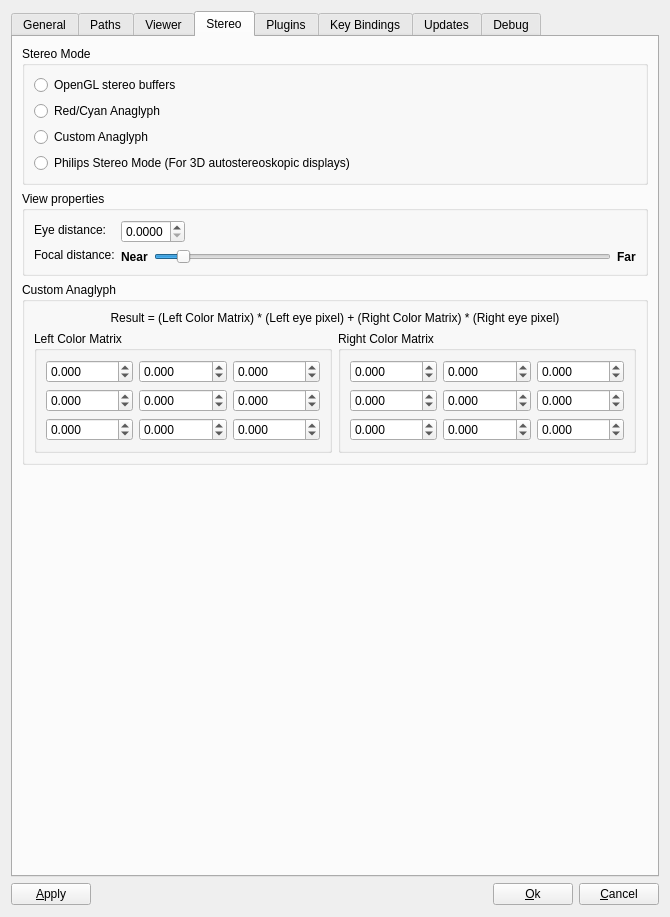
This is OpenFlipper/widgets/optionsWidget/optionsWidget.ui in ShenRen/OpenFlipper as Qt 5 draws it before an edit. The edited form follows.
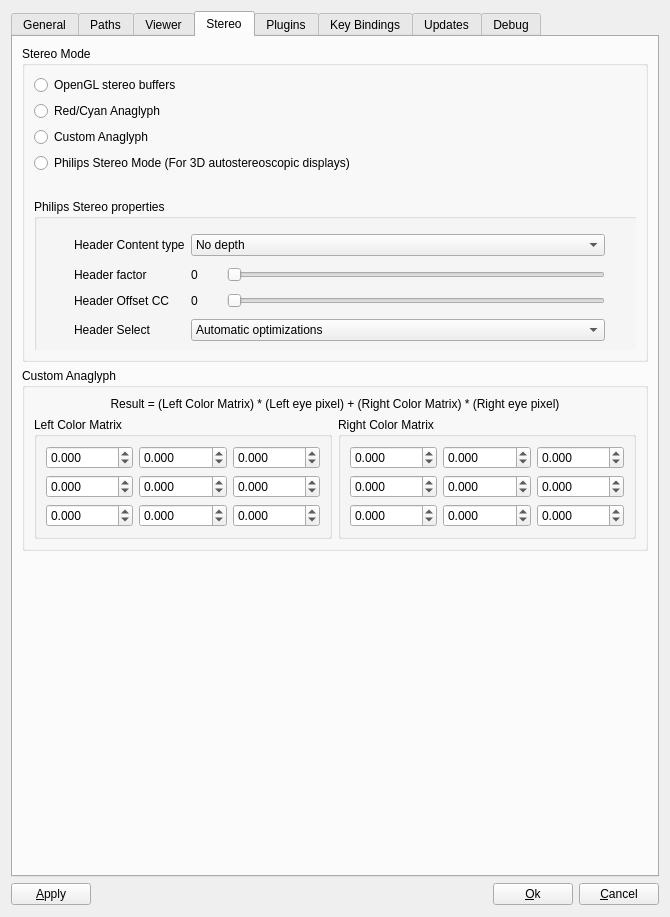
This is the edited form. Custom widgets are drawn as their Qt base class.

Commit message: Added option handling and new gui elements for stereo mode settings.

Diff of the .ui file:
```diff
--- a/OpenFlipper/widgets/optionsWidget/optionsWidget.ui
+++ b/OpenFlipper/widgets/optionsWidget/optionsWidget.ui
@@ -661,15 +661,25 @@
           <item>
            <widget class="QRadioButton" name="stereoPhilips">
             <property name="text">
-             <string>Philips Stereo Mode (For 3D autostereoskopic displays)</string>
+             <string>Philips Stereo Mode (For 3D autostereoscopic displays)</string>
             </property>
-           </widget>
-          </item>
-         </layout>
         </widget>
        </item>
        <item>
+           <widget class="QStackedWidget" name="stackedWidget">
+            <property name="currentIndex">
+             <number>1</number>
+            </property>
+            <widget class="QWidget" name="page">
         <widget class="QGroupBox" name="groupBox_7">
+              <property name="geometry">
+               <rect>
+                <x>0</x>
+                <y>20</y>
+                <width>611</width>
+                <height>101</height>
+               </rect>
+              </property>
          <property name="title">
           <string>View properties</string>
          </property>
@@ -777,6 +787,205 @@
           </item>
          </layout>
         </widget>
+            </widget>
+            <widget class="QWidget" name="page_2">
+             <widget class="QGroupBox" name="groupBox_10">
+              <property name="geometry">
+               <rect>
+                <x>0</x>
+                <y>20</y>
+                <width>611</width>
+                <height>161</height>
+               </rect>
+              </property>
+              <property name="title">
+               <string>Philips Stereo properties</string>
+              </property>
+              <widget class="QWidget" name="gridLayoutWidget">
+               <property name="geometry">
+                <rect>
+                 <x>40</x>
+                 <y>30</y>
+                 <width>531</width>
+                 <height>121</height>
+                </rect>
+               </property>
+               <layout class="QGridLayout" name="gridLayout_3">
+                <item row="0" column="0">
+                 <widget class="QLabel" name="label_20">
+                  <property name="text">
+                   <string>Header Content type</string>
+                  </property>
+                 </widget>
+                </item>
+                <item row="0" column="1">
+                 <widget class="QComboBox" name="headerContentType">
+                  <item>
+                   <property name="text">
+                    <string>No depth</string>
+                   </property>
+                  </item>
+                  <item>
+                   <property name="text">
+                    <string>Signage</string>
+                   </property>
+                  </item>
+                  <item>
+                   <property name="text">
+                    <string>Movie</string>
+                   </property>
+                  </item>
+                  <item>
+                   <property name="text">
+                    <string>Game</string>
+                   </property>
+                  </item>
+                  <item>
+                   <property name="text">
+                    <string>CGI</string>
+                   </property>
+                  </item>
+                  <item>
+                   <property name="text">
+                    <string>Still</string>
+                   </property>
+                  </item>
+                 </widget>
+                </item>
+                <item row="1" column="0">
+                 <widget class="QLabel" name="label_21">
+                  <property name="text">
+                   <string>Header factor</string>
+                  </property>
+                 </widget>
+                </item>
+                <item row="2" column="0">
+                 <widget class="QLabel" name="label_22">
+                  <property name="text">
+                   <string>Header Offset CC</string>
+                  </property>
+                 </widget>
+                </item>
+                <item row="3" column="0">
+                 <widget class="QLabel" name="label_23">
+                  <property name="text">
+                   <string>Header Select</string>
+                  </property>
+                 </widget>
+                </item>
+                <item row="3" column="1">
+                 <widget class="QComboBox" name="headerSelect">
+                  <item>
+                   <property name="text">
+                    <string>Automatic optimizations</string>
+                   </property>
+                  </item>
+                  <item>
+                   <property name="text">
+                    <string>Header provided factor</string>
+                   </property>
+                  </item>
+                  <item>
+                   <property name="text">
+                    <string>Header provided offset</string>
+                   </property>
+                  </item>
+                  <item>
+                   <property name="text">
+                    <string>Header provided factor and offset</string>
+                   </property>
+                  </item>
+                 </widget>
+                </item>
+                <item row="1" column="1">
+                 <layout class="QHBoxLayout" name="horizontalLayout_20">
+                  <item>
+                   <widget class="QLabel" name="factorCounter">
+                    <property name="minimumSize">
+                     <size>
+                      <width>30</width>
+                      <height>0</height>
+                     </size>
+                    </property>
+                    <property name="maximumSize">
+                     <size>
+                      <width>30</width>
+                      <height>16777215</height>
+                     </size>
+                    </property>
+                    <property name="layoutDirection">
+                     <enum>Qt::RightToLeft</enum>
+                    </property>
+                    <property name="text">
+                     <string>0</string>
+                    </property>
+                   </widget>
+                  </item>
+                  <item>
+                   <widget class="QSlider" name="headerFactor">
+                    <property name="maximum">
+                     <number>255</number>
+                    </property>
+                    <property name="orientation">
+                     <enum>Qt::Horizontal</enum>
+                    </property>
+                   </widget>
+                  </item>
+                 </layout>
+                </item>
+                <item row="2" column="1">
+                 <layout class="QHBoxLayout" name="horizontalLayout_21">
+                  <item>
+                   <widget class="QLabel" name="offsetCounter">
+                    <property name="sizePolicy">
+                     <sizepolicy hsizetype="Preferred" vsizetype="Preferred">
+                      <horstretch>0</horstretch>
+                      <verstretch>0</verstretch>
+                     </sizepolicy>
+                    </property>
+                    <property name="minimumSize">
+                     <size>
+                      <width>30</width>
+                      <height>0</height>
+                     </size>
+                    </property>
+                    <property name="maximumSize">
+                     <size>
+                      <width>30</width>
+                      <height>16777215</height>
+                     </size>
+                    </property>
+                    <property name="layoutDirection">
+                     <enum>Qt::RightToLeft</enum>
+                    </property>
+                    <property name="text">
+                     <string>0</string>
+                    </property>
+                   </widget>
+                  </item>
+                  <item>
+                   <widget class="QSlider" name="headerOffsetCC">
+                    <property name="enabled">
+                     <bool>true</bool>
+                    </property>
+                    <property name="maximum">
+                     <number>255</number>
+                    </property>
+                    <property name="orientation">
+                     <enum>Qt::Horizontal</enum>
+                    </property>
+                   </widget>
+                  </item>
+                 </layout>
+                </item>
+               </layout>
+              </widget>
+             </widget>
+            </widget>
+           </widget>
+          </item>
+         </layout>
+        </widget>
        </item>
        <item>
         <widget class="QGroupBox" name="groupBox_6">
@@ -1126,7 +1335,7 @@
          <property name="sizeHint" stdset="0">
           <size>
            <width>20</width>
-           <height>374</height>
+           <height>100</height>
           </size>
          </property>
         </spacer>
```
Lines whose indentation alone changed are shown as unchanged. The commit also changes 5 other files.
